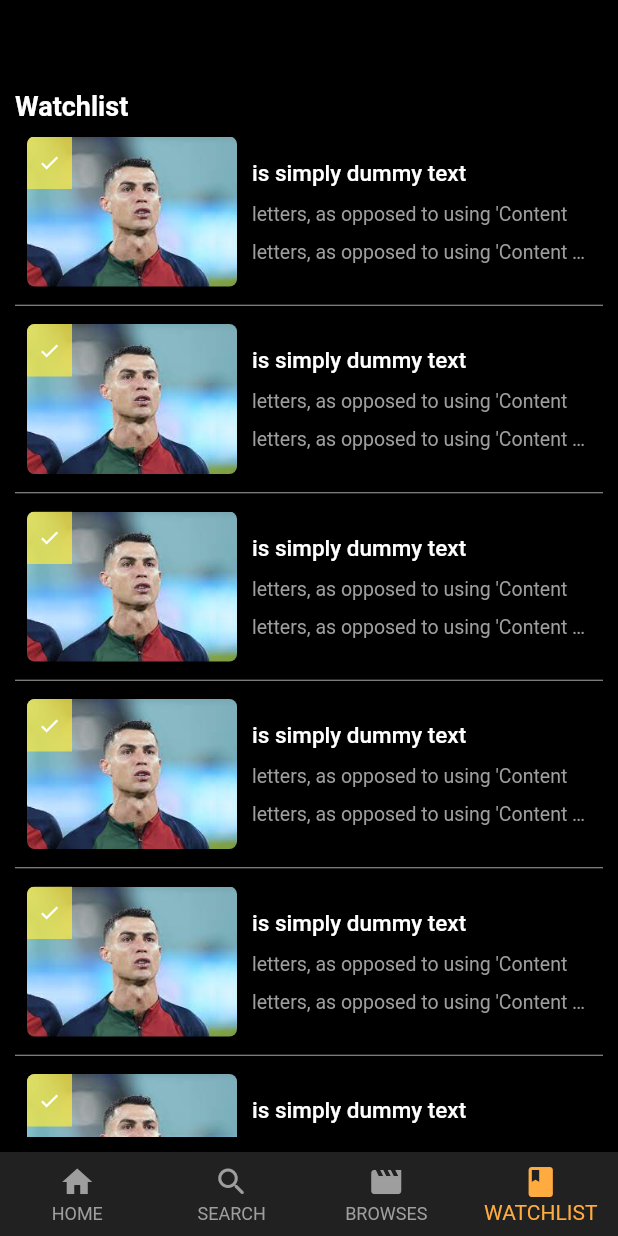
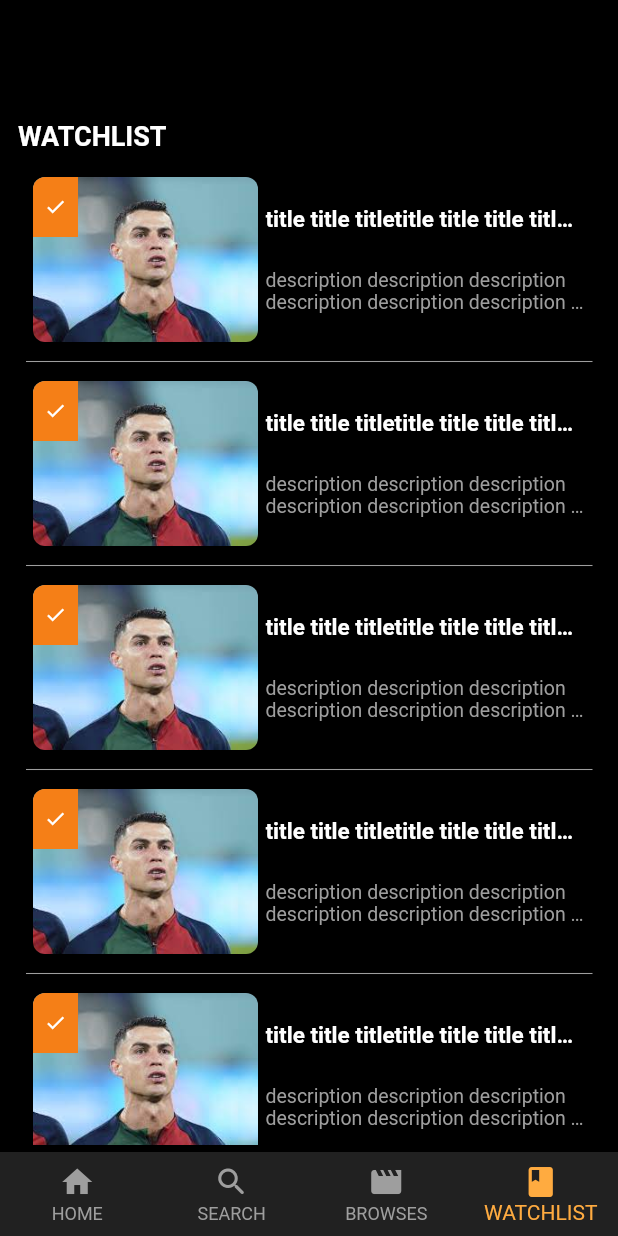
Before and after one commit to mo2555/movie_app_spark, a Flutter app: the screen it shows after launch, item 4 of the bottom bar chosen, on a phone screen of 412 x 824 dp. Run offline on Flutter 3.47's test engine with Material 2 defaults, Android fonts, the phone set to English and light mode, and no system bars.

Commit message:
bottom nav bar screens spark

```diff
--- /dev/null
+++ b/lib/view/search/widgets/search_list_view_widget.dart
@@ -0,0 +1,27 @@
+import 'package:flutter/material.dart';
+import 'package:movie_app_spark/view/shared/list_view_item.dart';
+
+class SearchListViewWidget extends StatelessWidget {
+  const SearchListViewWidget({Key? key}) : super(key: key);
+
+  @override
+  Widget build(BuildContext context) {
+    return Expanded(
+      child: ListView.separated(
+        itemBuilder: (ctx, index) => const ListViewItem(
+          imageUrl: 'assets/images/ronaldo.png',
+          title: 'title title titletitle title title titletitletitletitletitle',
+          description:
+
+              'description description description description description description descriptiondescriptiondescriptiondescriptiondescriptiondescriptiondescription',
+      check: false,
+        ),
+        separatorBuilder: (ctx, index) => const Divider(
+          color: Colors.grey,
+          thickness: 0.7,
+        ),
+        itemCount: 20,
+      ),
+    );
+  }
+}
--- /dev/null
+++ b/lib/view/shared/list_view_item.dart
@@ -0,0 +1,95 @@
+import 'package:flutter/material.dart';
+
+class ListViewItem extends StatelessWidget {
+  const ListViewItem({
+    Key? key,
+    required this.imageUrl,
+    required this.title,
+    required this.description,
+     this.check,
+  }) : super(key: key);
+
+  final String imageUrl;
+  final String title;
+  final String description;
+  final bool? check;
+
+  /*
+
+  true
+  false
+
+  null
+
+   */
+
+  @override
+  Widget build(BuildContext context) {
+    return Container(
+      height: 120,
+      padding: const EdgeInsets.symmetric(
+        horizontal: 5,
+      ),
+      child: Row(
+        children: [
+          Container(
+            alignment: Alignment.topLeft,
+            height: 110,
+            width: 150,
+            decoration: BoxDecoration(
+              borderRadius: BorderRadius.circular(8),
+              image: DecorationImage(
+                fit: BoxFit.cover,
+                image: AssetImage(
+                  imageUrl,
+                ),
+              ),
+            ),
+            clipBehavior: Clip.antiAlias,
+            child: check==true?Container(
+              alignment: Alignment.center,
+              height: 40,
+              width: 30,
+              color: Colors.yellow.shade900,
+              child: const Icon(
+                Icons.check,
+                color: Colors.white,
+                size: 15,
+              ),
+            ):null,
+          ),
+          const SizedBox(
+            width: 5,
+          ),
+          Expanded(
+            child: Column(
+              mainAxisAlignment: MainAxisAlignment.spaceEvenly,
+              crossAxisAlignment: CrossAxisAlignment.start,
+              children: [
+                Text(
+                  title,
+                  style: const TextStyle(
+                    color: Colors.white,
+                    fontWeight: FontWeight.w600,
+                    fontSize: 15,
+                  ),
+                  maxLines: 1,
+                  overflow: TextOverflow.ellipsis,
+                ),
+                Text(
+                  description,
+                  style: const TextStyle(
+                    color: Colors.grey,
+                    fontSize: 13,
+                  ),
+                  maxLines: 2,
+                  overflow: TextOverflow.ellipsis,
+                )
+              ],
+            ),
+          ),
+        ],
+      ),
+    );
+  }
+}
--- a/lib/view/watchlist/watchlist_screen.dart
+++ b/lib/view/watchlist/watchlist_screen.dart
@@ -1,6 +1,7 @@
 import 'package:flutter/material.dart';
-import 'package:movie_app_spark/view/search/widgets/search_list_widget.dart';
-import 'package:movie_app_spark/view/watchlist/widget/watchlist_widget.dart';
+import 'package:movie_app_spark/view/watchlist/widgets/watchlist_list_view_widget.dart';
+
+import '../shared/list_view_item.dart';
 
 class WatchlistScreen extends StatelessWidget {
   const WatchlistScreen({Key? key}) : super(key: key);
@@ -8,24 +9,25 @@ class WatchlistScreen extends StatelessWidget {
   @override
   Widget build(BuildContext context) {
     return Container(
-      alignment: Alignment.center,
       color: Colors.black,
-      padding: const EdgeInsets.symmetric(horizontal: 10),
+      padding: const EdgeInsets.only(
+        top: 80,
+        right: 12,
+        left: 12,
+        bottom: 5,
+      ),
       child: Column(
-        crossAxisAlignment: CrossAxisAlignment.stretch,
+        crossAxisAlignment: CrossAxisAlignment.start,
         children: const [
-          SizedBox(
-            height: 60,
-          ),
           Text(
-            'Watchlist ',
+            'WATCHLIST',
             style: TextStyle(
               color: Colors.white,
+              fontWeight: FontWeight.bold,
               fontSize: 18,
-              fontWeight: FontWeight.bold,
             ),
           ),
-          WatchlistWidget()
+          WatchlistListViewWidget(),
         ],
       ),
     );
--- a/lib/view/watchlist/widget/watchlist_widget.dart
+++ /dev/null
@@ -1,97 +0,0 @@
-import 'package:flutter/material.dart';
-
-class WatchlistWidget extends StatelessWidget {
-  const WatchlistWidget({Key? key}) : super(key: key);
-
-  @override
-  Widget build(BuildContext context) {
-    return Expanded(
-      child: Padding(
-        padding: const EdgeInsets.symmetric(
-          vertical: 10.0,
-        ),
-        child: ListView.separated(
-          itemBuilder: (ctx, index) => Container(
-            height: 100,
-            padding: const EdgeInsets.symmetric(horizontal: 8),
-            child: Row(
-              children: [
-                Container(
-                  margin: const EdgeInsets.only(right: 10),
-                  width: 140,
-                  height: 100,
-                  alignment: Alignment.topLeft,
-                  decoration: BoxDecoration(
-                    borderRadius: BorderRadius.circular(5),
-                    image: const DecorationImage(
-                      fit: BoxFit.cover,
-                      image: AssetImage(
-                        'assets/images/ronaldo.png',
-                      ),
-                    ),
-                  ),
-                  clipBehavior: Clip.antiAlias,
-                  child: Container(
-                    height: 35,
-                    width: 30,
-                    color: Colors.yellow.withOpacity(0.7),
-                    child: const Icon(
-                      Icons.check,
-                      color: Colors.white,
-                      size: 15,
-                    ),
-                  ),
-                ),
-                Expanded(
-                  child: Padding(
-                    padding: const EdgeInsets.symmetric(
-                      vertical: 5.0,
-                    ),
-                    child: Column(
-                      crossAxisAlignment: CrossAxisAlignment.stretch,
-                      mainAxisAlignment: MainAxisAlignment.spaceEvenly,
-                      children: const [
-                        Text(
-                          'is simply dummy text ',
-                          style: TextStyle(
-                            color: Colors.white,
-                            fontSize: 15,
-                            fontWeight: FontWeight.w500,
-                          ),
-                          maxLines: 1,
-                        ),
-                        Text(
-                          "letters, as opposed to using 'Content here, content here', making it look l",
-                          style: TextStyle(
-                            color: Colors.grey,
-                            fontSize: 13,
-                          ),
-                          maxLines: 1,
-                        ),
-                        Text(
-                          "letters, as opposed to using 'Content here, content here', making it look l",
-                          style: TextStyle(
-                            color: Colors.grey,
-                            fontSize: 13,
-                          ),
-                          maxLines: 1,
-                          overflow: TextOverflow.ellipsis,
-                        ),
-                      ],
-                    ),
-                  ),
-                ),
-              ],
-            ),
-          ),
-          separatorBuilder: (ctx, index) => const Divider(
-            color: Colors.grey,
-            height: 25,
-            thickness: 0.7,
-          ),
-          itemCount: 10,
-        ),
-      ),
-    );
-  }
-}
--- /dev/null
+++ b/lib/view/watchlist/widgets/watchlist_list_view_widget.dart
@@ -0,0 +1,36 @@
+import 'package:flutter/material.dart';
+
+import '../../shared/list_view_item.dart';
+
+class WatchlistListViewWidget extends StatelessWidget {
+  const WatchlistListViewWidget({Key? key}) : super(key: key);
+
+  @override
+  Widget build(BuildContext context) {
+    return Expanded(
+      child: Padding(
+        padding: const EdgeInsets.only(
+          top: 12,
+          left: 5,
+          right: 5,
+        ),
+        child: ListView.separated(
+          padding: const EdgeInsets.all(0),
+          itemBuilder: (ctx, index) =>  const ListViewItem(
+            imageUrl: 'assets/images/ronaldo.png',
+            title:
+                'title title titletitle title title titletitletitletitletitle',
+            description:
+                'description description description description description description descriptiondescriptiondescriptiondescriptiondescriptiondescriptiondescription',
+          check: true,
+          ),
+          separatorBuilder: (ctx, index) => const Divider(
+            color: Colors.grey,
+            thickness: 0.7,
+          ),
+          itemCount: 20,
+        ),
+      ),
+    );
+  }
+}
```
Also changed, not shown: lib/view/browses/broswes_screen.dart (+11 -11 lines), lib/view/browses/widget/browses_list_widget.dart (deleted, +0 -47 lines), lib/view/browses/widgets/browses_grid_view_widget.dart (added, +46 -0 lines), lib/view/search/search_screen.dart (+17 -18 lines), lib/view/search/widgets/search_list_widget.dart (deleted, +0 -79 lines).
